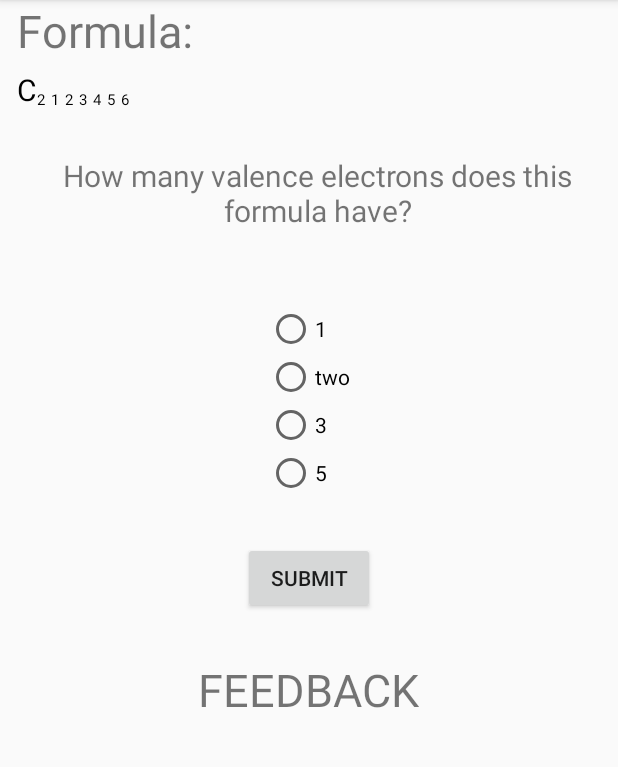
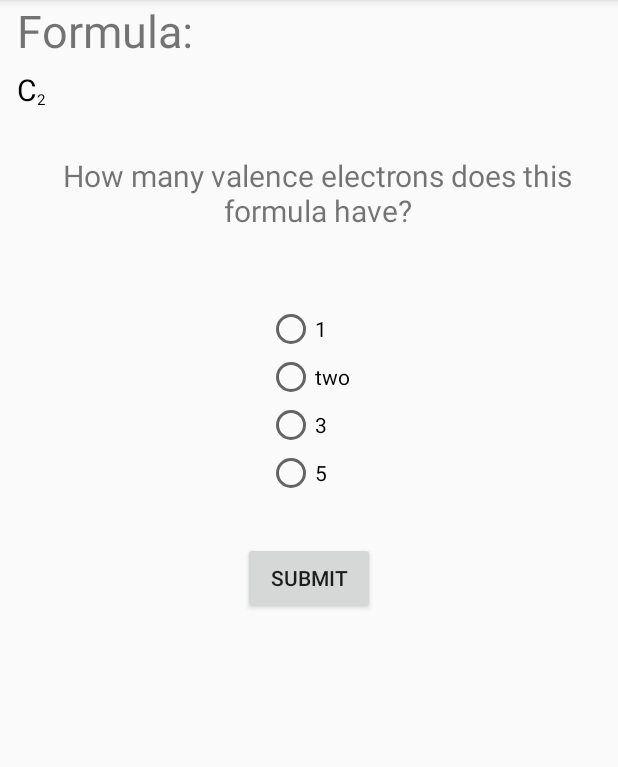
Before and after one commit to ahyoung1/Chemia, an Android app: the ValenceQuestionPage screen opened directly, with no data from a screen before it, on a phone screen of 412 x 824 dp, the part 84-851 px from its top. Run offline under Robolectric (Android 15) with nearby library versions, the phone set to English and light mode, and no system bars; 4 statements that could not run were skipped.

Commit message:
Initialized Attached atom sub numbers

```diff
--- a/app/src/main/java/chemia/httpsgithub/comahyoung1/chemia/ValenceQuestionPage.java
+++ b/app/src/main/java/chemia/httpsgithub/comahyoung1/chemia/ValenceQuestionPage.java
@@ -22,10 +22,10 @@ public class ValenceQuestionPage extends AppCompatActivity {
     private RadioButton radioButtonTwo;
     private RadioButton radioButtonThree;
     private RadioButton radioButtonFour;
-    private int numOfValence = 0;
     private TextView feedbackTV;
     private Molecule molecule;
     private TextView[] attachedElementTVArray = new TextView[6];
+    private TextView[] attachedElementSubsTVArray = new TextView[6];
     private TextView centerAtomTV;
 
 
@@ -33,15 +33,20 @@ public class ValenceQuestionPage extends AppCompatActivity {
     protected void onCreate(Bundle savedInstanceState) {
         super.onCreate(savedInstanceState);
         setContentView(R.layout.activity_valence_question);
+        //populateFormula must come before initializeRadio because it makes the molecule. MESSY.
+        //ALSO the initialize formula and feedback should be incorporated with populate formula so that I'm not repeating
+            //also they kind of belong together
+            //but not initializing feedback that should be elsewhere
+        initializeFormulaAndFeedback();
+        populateFormulaTVs();
         initializeRadioGroup();
-        feedbackTV = (TextView)findViewById(R.id.answer_feedback_tv);
-        populateFormulaTVs();
     }
 
     public void submitValence(View v){
         int selectedRadioID = radioGroup.getCheckedRadioButtonId();
         if (selectedRadioID!=-1) {
             radioButtonRightorWrong(selectedRadioID);
+            //SOMETHING here about going to the next item
         }
         else{
             noRadioSelectedFeedback();
@@ -50,7 +55,7 @@ public class ValenceQuestionPage extends AppCompatActivity {
 
     private void radioButtonRightorWrong(int selectedRadioID){
         RadioButton selectedRadio = (RadioButton) findViewById(selectedRadioID);
-        if (Integer.toString(this.numOfValence).equals(selectedRadio.getText())) {
+        if (Integer.toString(molecule.getNumberOfTotalValence()).equals(selectedRadio.getText())) {
             correctRadioSelectedFeedback();
         }
         else {
@@ -93,17 +98,30 @@ public class ValenceQuestionPage extends AppCompatActivity {
     private void correctRadioSelectedFeedback(){
         feedbackTV.setText("Correct!");
         feedbackTV.setTextColor(Color.parseColor("#42f468"));
-        feedbackTV.setBackgroundColor(Color.parseColor("#ffffff"));
+        feedbackTV.setBackgroundColor(Color.parseColor("#00ffffff"));
     }
     private void wrongRadioSelectedFeedback(){
         feedbackTV.setText("Try Again...");
         feedbackTV.setTextColor(Color.parseColor("#e20000"));
-        feedbackTV.setBackgroundColor(Color.parseColor("#ffffff"));
+        feedbackTV.setBackgroundColor(Color.parseColor("#00ffffff"));
     }
     private void noRadioSelectedFeedback(){
         feedbackTV.setText("You need to select an option");
         feedbackTV.setTextColor(Color.parseColor("#dc42f4"));
         feedbackTV.setBackgroundColor(Color.parseColor("#fffb3f"));
+    }
+    private void initializeFormulaAndFeedback(){
+        feedbackTV = (TextView)findViewById(R.id.answer_feedback_tv);
+        feedbackTV.setText("");
+        attachedElementSubsTVArray[0] = (TextView)findViewById(R.id.num_first_attached_atoms);
+        attachedElementSubsTVArray[1] = (TextView)findViewById(R.id.num_second_attached_atoms);
+        attachedElementSubsTVArray[2] = (TextView)findViewById(R.id.num_third_attached_atoms);
+        attachedElementSubsTVArray[3] = (TextView)findViewById(R.id.num_fourth_attached_atoms);
+        attachedElementSubsTVArray[4] = (TextView)findViewById(R.id.num_fifth_attached_atoms);
+        attachedElementSubsTVArray[5] = (TextView)findViewById(R.id.num_sixth_attached_atoms);
+        for (int i=0; i<6; i++){
+            attachedElementSubsTVArray[i].setText("");
+        }
     }
 
     //menu bar and home button
```
